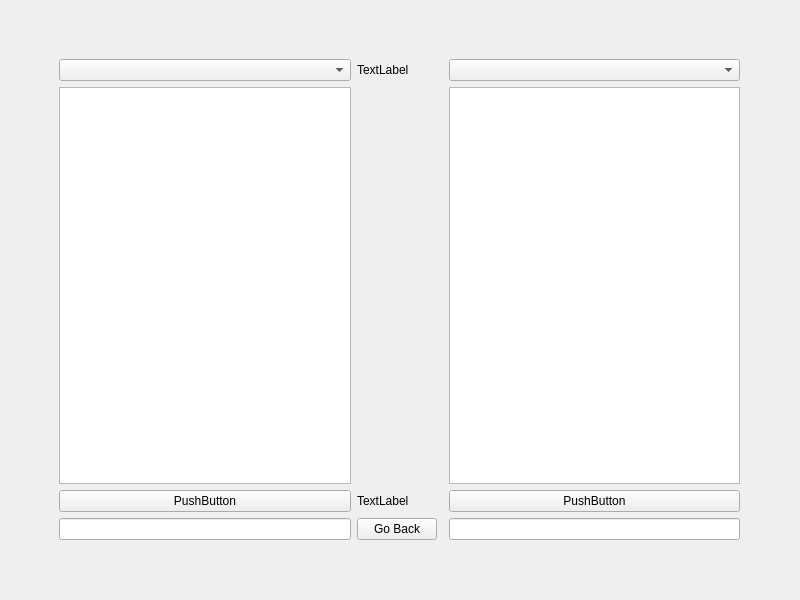
Old version of the form Window_Classes/SuperPage/BookEditPage/BookEditPage.ui in the repository interval-package/Library_Manage_System.
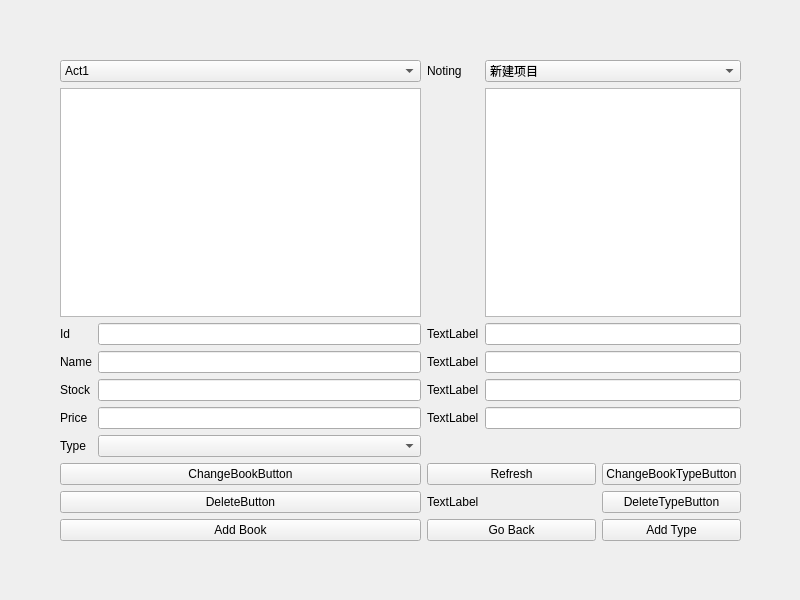
New version of the form.

Commit message: enable add books

Patch:
```diff
--- a/Window_Classes/SuperPage/BookEditPage/BookEditPage.ui
+++ b/Window_Classes/SuperPage/BookEditPage/BookEditPage.ui
@@ -16,8 +16,8 @@
   <widget class="QWidget" name="gridLayoutWidget">
    <property name="geometry">
     <rect>
-     <x>9</x>
-     <y>9</y>
+     <x>10</x>
+     <y>10</y>
      <width>781</width>
      <height>581</height>
     </rect>
@@ -35,14 +35,227 @@
     <property name="bottomMargin">
      <number>50</number>
     </property>
-    <item row="2" column="3">
-     <widget class="QPushButton" name="pushButton_2">
+    <item row="5" column="0">
+     <widget class="QLabel" name="label_5">
       <property name="text">
-       <string>PushButton</string>
+       <string>Stock</string>
       </property>
      </widget>
     </item>
-    <item row="1" column="1" colspan="2">
+    <item row="11" column="2" colspan="2">
+     <widget class="QPushButton" name="GoBackButton">
+      <property name="text">
+       <string>Go Back</string>
+      </property>
+     </widget>
+    </item>
+    <item row="1" column="0" colspan="2">
+     <widget class="QTableView" name="BookView"/>
+    </item>
+    <item row="11" column="4">
+     <widget class="QPushButton" name="AddTypeButton">
+      <property name="text">
+       <string>Add Type</string>
+      </property>
+     </widget>
+    </item>
+    <item row="4" column="1">
+     <widget class="QLineEdit" name="BookNameLine"/>
+    </item>
+    <item row="2" column="1" rowspan="2">
+     <widget class="QLineEdit" name="BookIdLine"/>
+    </item>
+    <item row="4" column="3" colspan="2">
+     <widget class="QLineEdit" name="lineEdit_6"/>
+    </item>
+    <item row="2" column="0" rowspan="2">
+     <widget class="QLabel" name="label_3">
+      <property name="text">
+       <string>Id</string>
+      </property>
+      <property name="buddy">
+       <cstring>BookIdLine</cstring>
+      </property>
+     </widget>
+    </item>
+    <item row="2" column="2" rowspan="2">
+     <widget class="QLabel" name="label_7">
+      <property name="text">
+       <string>TextLabel</string>
+      </property>
+     </widget>
+    </item>
+    <item row="4" column="2">
+     <widget class="QLabel" name="label_8">
+      <property name="text">
+       <string>TextLabel</string>
+      </property>
+     </widget>
+    </item>
+    <item row="0" column="3" colspan="2">
+     <widget class="QComboBox" name="comboBox_2">
+      <item>
+       <property name="text">
+        <string>新建项目</string>
+       </property>
+      </item>
+      <item>
+       <property name="text">
+        <string>新建项目</string>
+       </property>
+      </item>
+      <item>
+       <property name="text">
+        <string>新建项目</string>
+       </property>
+      </item>
+      <item>
+       <property name="text">
+        <string>新建项目</string>
+       </property>
+      </item>
+      <item>
+       <property name="text">
+        <string>新建项目</string>
+       </property>
+      </item>
+      <item>
+       <property name="text">
+        <string>新建项目</string>
+       </property>
+      </item>
+     </widget>
+    </item>
+    <item row="10" column="4">
+     <widget class="QPushButton" name="DeleteTypeButton">
+      <property name="text">
+       <string>DeleteTypeButton</string>
+      </property>
+     </widget>
+    </item>
+    <item row="9" column="2" colspan="2">
+     <widget class="QPushButton" name="RefreshButton">
+      <property name="text">
+       <string>Refresh</string>
+      </property>
+     </widget>
+    </item>
+    <item row="5" column="1">
+     <widget class="QLineEdit" name="StockLine"/>
+    </item>
+    <item row="9" column="4">
+     <widget class="QPushButton" name="ChangeBookTypeButton">
+      <property name="text">
+       <string>ChangeBookTypeButton</string>
+      </property>
+     </widget>
+    </item>
+    <item row="9" column="0" colspan="2">
+     <widget class="QPushButton" name="ChangeBookButton">
+      <property name="text">
+       <string>ChangeBookButton</string>
+      </property>
+     </widget>
+    </item>
+    <item row="0" column="0" colspan="2">
+     <widget class="QComboBox" name="comboBox">
+      <item>
+       <property name="text">
+        <string>Act1</string>
+       </property>
+      </item>
+      <item>
+       <property name="text">
+        <string>新建项目</string>
+       </property>
+      </item>
+      <item>
+       <property name="text">
+        <string>新建项目</string>
+       </property>
+      </item>
+      <item>
+       <property name="text">
+        <string>新建项目</string>
+       </property>
+      </item>
+      <item>
+       <property name="text">
+        <string>新建项目</string>
+       </property>
+      </item>
+      <item>
+       <property name="text">
+        <string>新建项目</string>
+       </property>
+      </item>
+     </widget>
+    </item>
+    <item row="10" column="0" colspan="2">
+     <widget class="QPushButton" name="DeleteButton">
+      <property name="text">
+       <string>DeleteButton</string>
+      </property>
+     </widget>
+    </item>
+    <item row="5" column="3" colspan="2">
+     <widget class="QLineEdit" name="lineEdit_7"/>
+    </item>
+    <item row="4" column="0">
+     <widget class="QLabel" name="label_4">
+      <property name="text">
+       <string>Name</string>
+      </property>
+      <property name="buddy">
+       <cstring>BookNameLine</cstring>
+      </property>
+     </widget>
+    </item>
+    <item row="6" column="3" colspan="2">
+     <widget class="QLineEdit" name="lineEdit_8"/>
+    </item>
+    <item row="0" column="2">
+     <widget class="QLabel" name="label_2">
+      <property name="text">
+       <string>Noting</string>
+      </property>
+     </widget>
+    </item>
+    <item row="5" column="2">
+     <widget class="QLabel" name="label_9">
+      <property name="text">
+       <string>TextLabel</string>
+      </property>
+     </widget>
+    </item>
+    <item row="6" column="1">
+     <widget class="QLineEdit" name="PriceLine"/>
+    </item>
+    <item row="10" column="2" colspan="2">
+     <widget class="QLabel" name="label">
+      <property name="text">
+       <string>TextLabel</string>
+      </property>
+     </widget>
+    </item>
+    <item row="6" column="0">
+     <widget class="QLabel" name="label_6">
+      <property name="text">
+       <string>Price</string>
+      </property>
+      <property name="buddy">
+       <cstring>PriceLine</cstring>
+      </property>
+     </widget>
+    </item>
+    <item row="11" column="0" colspan="2">
+     <widget class="QPushButton" name="AddBookButton">
+      <property name="text">
+       <string>Add Book</string>
+      </property>
+     </widget>
+    </item>
+    <item row="1" column="2">
      <spacer name="verticalSpacer">
       <property name="orientation">
        <enum>Qt::Vertical</enum>
@@ -55,52 +268,29 @@
       </property>
      </spacer>
     </item>
-    <item row="1" column="0">
-     <widget class="QTableView" name="tableView_2"/>
+    <item row="2" column="3" rowspan="2" colspan="2">
+     <widget class="QLineEdit" name="lineEdit_5"/>
     </item>
-    <item row="1" column="3">
-     <widget class="QTableView" name="tableView"/>
-    </item>
-    <item row="0" column="0">
-     <widget class="QComboBox" name="comboBox"/>
-    </item>
-    <item row="2" column="0">
-     <widget class="QPushButton" name="pushButton">
+    <item row="6" column="2">
+     <widget class="QLabel" name="label_10">
       <property name="text">
-       <string>PushButton</string>
-      </property>
-     </widget>
-    </item>
-    <item row="2" column="1" colspan="2">
-     <widget class="QLabel" name="label">
-      <property name="text">
        <string>TextLabel</string>
       </property>
      </widget>
     </item>
-    <item row="3" column="1">
-     <widget class="QPushButton" name="GoBackButton">
-      <property name="text">
-       <string>Go Back</string>
-      </property>
-     </widget>
+    <item row="1" column="3" colspan="2">
+     <widget class="QTableView" name="BookTypeView"/>
     </item>
-    <item row="0" column="1" colspan="2">
-     <widget class="QLabel" name="label_2">
+    <item row="7" column="1" rowspan="2">
+     <widget class="QComboBox" name="BookTypeComboBox"/>
+    </item>
+    <item row="7" column="0" rowspan="2">
+     <widget class="QLabel" name="label_11">
       <property name="text">
-       <string>TextLabel</string>
+       <string>Type</string>
       </property>
      </widget>
     </item>
-    <item row="0" column="3">
-     <widget class="QComboBox" name="comboBox_2"/>
-    </item>
-    <item row="3" column="0">
-     <widget class="QLineEdit" name="lineEdit"/>
-    </item>
-    <item row="3" column="3">
-     <widget class="QLineEdit" name="lineEdit_2"/>
-    </item>
    </layout>
   </widget>
  </widget>
```
Left out of the diff: 6 changed lines with no effect on the pictures. The commit also changes 12 other files.
